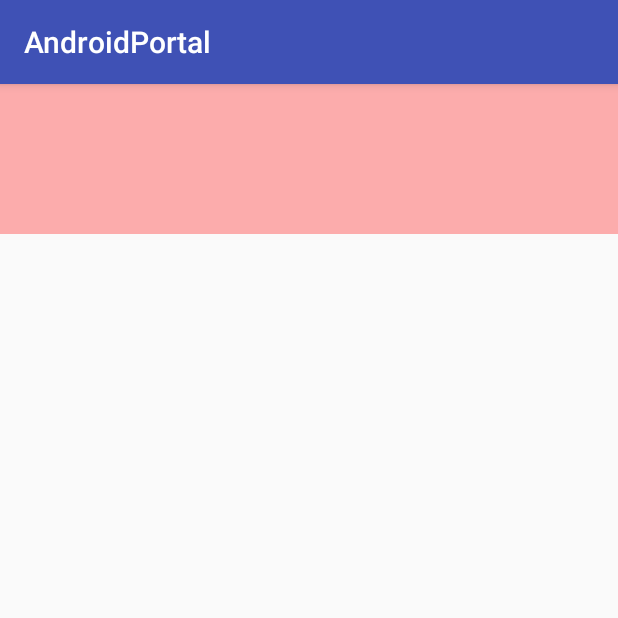
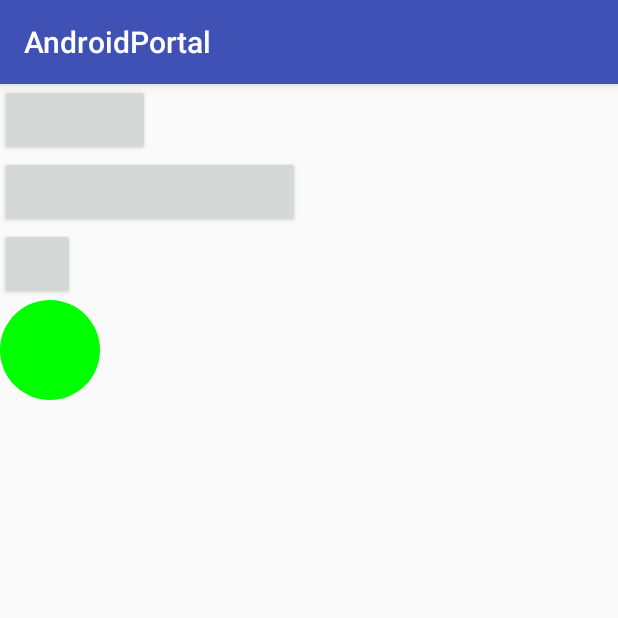
Before and after one commit to tc7326/AndroidPortal, an Android app: the CustomViewActivity screen opened directly, with no data from a screen before it, on a phone screen of 412 x 824 dp, the top half of it. Run offline under Robolectric (Android 15) with nearby library versions, the phone set to English and light mode, and no system bars.

Commit message:
自定义View相关

```diff
--- a/app/src/main/java/info/itloser/androidportal/custom/CustomViewActivity.java
+++ b/app/src/main/java/info/itloser/androidportal/custom/CustomViewActivity.java
@@ -11,5 +11,6 @@ public class CustomViewActivity extends AppCompatActivity {
     protected void onCreate(Bundle savedInstanceState) {
         super.onCreate(savedInstanceState);
         setContentView(R.layout.activity_custom_view);
+
     }
 }
--- a/app/src/main/java/info/itloser/androidportal/custom/MyView.java
+++ b/app/src/main/java/info/itloser/androidportal/custom/MyView.java
@@ -1,11 +1,16 @@
 package info.itloser.androidportal.custom;
 
 import android.content.Context;
+import android.content.res.TypedArray;
 import android.graphics.Canvas;
+import android.graphics.Color;
+import android.graphics.Paint;
 import android.support.annotation.Nullable;
 import android.util.AttributeSet;
 import android.util.Log;
 import android.view.View;
+
+import info.itloser.androidportal.R;
 
 /**
  * author：zhaoliangwang on 2019/2/19 15:09
@@ -14,12 +19,38 @@ import android.view.View;
 public class MyView extends View {
 
 
+    /*
+    * 声明：整套逻辑存在严重明显错误，仅做入门了解使用。
+    * */
+
+    Paint paint = new Paint();//理解成画图里的油漆桶。最好声明在全局。
+
+    public void setColor(int color) {
+        this.color = color;
+    }
+
+    int color;//颜色属性
+
+
     public MyView(Context context) {
         super(context);
     }
 
+    /*
+     * 在此构造里设置属性
+     * */
     public MyView(Context context, @Nullable AttributeSet attrs) {
         super(context, attrs);
+        //第二个参数就是我们在styles.xml文件中的<declare-styleable>标签
+        //即属性集合的标签，在R文件中名称为R.styleable+name
+        TypedArray a = context.obtainStyledAttributes(attrs, R.styleable.MyView);
+
+        //第一个参数为属性集合里面的属性，R文件名称：R.styleable+属性集合名称+下划线+属性名称
+        //第二个参数为，如果没有设置这个属性，则设置的默认的值
+        color = a.getColor(R.styleable.MyView_color, Color.GREEN);
+
+        //最后记得将TypedArray对象回收
+        a.recycle();
     }
 
     @Override
@@ -30,7 +61,6 @@ public class MyView extends View {
         Log.i("dd", "==============================");
 
         int height = getMySize(100, heightMeasureSpec);
-
 
         Log.i("dd", "宽" + width + "高：" + height);
 
@@ -46,7 +76,26 @@ public class MyView extends View {
 
     @Override
     protected void onDraw(Canvas canvas) {
+        Log.i("dd", "onDraw");
+        //调用父View的onDraw函数，因为View这个类帮我们实现了一些
+        // 基本的而绘制功能，比如绘制背景颜色、背景图片等
         super.onDraw(canvas);
+        //获取测量完的宽度
+        int r = getMeasuredWidth() / 2;//也可以是getMeasuredHeight()/2,本例中我们已经将宽高设置相等了
+        //圆心的横坐标为当前的View的左边起始位置+半径
+//        int centerX = getLeft() + r;//错误修改。此时的圆心是相对画布canvas的位置。不需要取距父view的距离。
+        int centerX = r;
+
+        //圆心的纵坐标为当前的View的顶部起始位置+半径
+//        int centerY = getTop() + r;//错误修改
+        int centerY = r;
+
+        //设置油漆桶的颜色（默认为绿色。如果有属性就设置属性值，没属性就默认绿色）
+        paint.setColor(color);
+
+        //开始绘制圆。
+        canvas.drawCircle(centerX, centerY, r, paint);
+
     }
 
     private int getMySize(int defaultSize, int measureSpec) {
@@ -66,7 +115,7 @@ public class MyView extends View {
                 Log.i("dd", "AT_MOST");
                 break;
             case MeasureSpec.EXACTLY: //如果是固定的大小，那就不要去改变它
-                mySize = size;
+                mySize = mySize;
                 Log.i("dd", "EXACTLY");
                 break;
         }
--- /dev/null
+++ b/app/src/main/java/info/itloser/androidportal/custom/MyViewGroup.java
@@ -0,0 +1,128 @@
+package info.itloser.androidportal.custom;
+
+import android.content.Context;
+import android.graphics.Canvas;
+import android.util.AttributeSet;
+import android.util.Log;
+import android.view.View;
+import android.view.ViewGroup;
+
+/**
+ * author：zhaoliangwang on 2019/2/20 14:04
+ * email：tc7326@126.com
+ */
+public class MyViewGroup extends ViewGroup {
+
+    /*
+     * 声明：整套逻辑存在严重明显错误，仅做入门了解使用。
+     * */
+
+
+    public MyViewGroup(Context context) {
+        super(context);
+    }
+
+    public MyViewGroup(Context context, AttributeSet attrs) {
+        super(context, attrs);
+    }
+
+    @Override
+    protected void onMeasure(int widthMeasureSpec, int heightMeasureSpec) {
+        Log.i("dd", "onMeasure");
+        super.onMeasure(widthMeasureSpec, heightMeasureSpec);
+        //将所有的子View进行测量，这会触发每个子View的onMeasure函数
+        //注意要与measureChild区分，measureChild是对单个view进行测量
+        measureChildren(widthMeasureSpec, heightMeasureSpec);
+
+        int widthMode = MeasureSpec.getMode(widthMeasureSpec);
+        int widthSize = MeasureSpec.getSize(widthMeasureSpec);
+        int heightMode = MeasureSpec.getMode(heightMeasureSpec);
+        int heightSize = MeasureSpec.getSize(heightMeasureSpec);
+
+        int childCount = getChildCount();
+        Log.i("dd", childCount + "个子View");
+
+        if (childCount == 0) {//如果没有子View,当前ViewGroup没有存在的意义，不用占用空间
+            setMeasuredDimension(0, 0);
+        } else {
+            //如果宽高都是包裹内容
+            if (widthMode == MeasureSpec.AT_MOST && heightMode == MeasureSpec.AT_MOST) {
+                //我们将高度设置为所有子View的高度相加，宽度设为子View中最大的宽度
+                int height = getTotleHeight();
+                int width = getMaxChildWidth();
+                setMeasuredDimension(width, height);
+                Log.i("dd", "AT_MOST");
+            } else if (heightMode == MeasureSpec.AT_MOST) {//如果只有高度是包裹内容
+                //宽度设置为ViewGroup自己的测量宽度，高度设置为所有子View的高度总和
+                setMeasuredDimension(widthSize, getTotleHeight());
+            } else if (widthMode == MeasureSpec.AT_MOST) {//如果只有宽度是包裹内容
+                //宽度设置为子View中宽度最大的值，高度设置为ViewGroup自己的测量值
+                setMeasuredDimension(getMaxChildWidth(), heightSize);
+
+            }
+        }
+
+
+    }
+
+    @Override
+    protected void onLayout(boolean changed, int l, int t, int r, int b) {
+// onLayout方法中子View调用的方法layout(t,l,r,b)四个参数的值是以ViewGroup的左上角的点为坐标原点(y轴向下),而不应该用onLayout方法参数里的值
+
+// ViewGroup的onLayout四个参数是其父View传过来的，表示当前View相对于父View的相对位置，
+// 该控件周围可能还有其他控件或者边距什么的。
+// 因此，子View的layout的参数应该是子View相对于当前ViewGroup的位置，最起码要处理当前View的边距
+        Log.i("dd", "onLayout");
+        int count = getChildCount();
+        int curHeight = t;
+        //将子View逐个摆放
+        for (int i = 0; i < count; i++) {
+            View child = getChildAt(i);
+            int height = child.getMeasuredHeight();
+            int width = child.getMeasuredWidth();
+            //摆放子View，参数分别是子View矩形区域的左、上、右、下边（d纠错。见当onLayout方法前几行注释。）未改正。
+            child.layout(l, curHeight, l + width, curHeight + height);
+            curHeight += height;
+        }
+
+    }
+
+    @Override
+    protected void onDraw(Canvas canvas) {
+        Log.i("dd", "onDraw");
+        super.onDraw(canvas);
+    }
+
+    /***
+     * 获取子View中宽度最大的值
+     */
+    private int getMaxChildWidth() {
+        int childCount = getChildCount();
+        int maxWidth = 0;
+        for (int i = 0; i < childCount; i++) {
+            View childView = getChildAt(i);
+            if (childView.getMeasuredWidth() > maxWidth)
+                maxWidth = childView.getMeasuredWidth();
+
+        }
+
+        return maxWidth;
+    }
+
+    /***
+     * 将所有子View的高度相加
+     **/
+    private int getTotleHeight() {
+        int childCount = getChildCount();
+        int height = 0;
+        for (int i = 0; i < childCount; i++) {
+            View childView = getChildAt(i);
+            height += childView.getMeasuredHeight();
+
+        }
+
+        return height;
+    }
+
+
+}
--- a/app/src/main/res/layout/activity_custom_view.xml
+++ b/app/src/main/res/layout/activity_custom_view.xml
@@ -1,15 +1,40 @@
 <?xml version="1.0" encoding="utf-8"?>
-<android.support.constraint.ConstraintLayout xmlns:android="http://schemas.android.com/apk/res/android"
+<LinearLayout xmlns:android="http://schemas.android.com/apk/res/android"
     xmlns:app="http://schemas.android.com/apk/res-auto"
     xmlns:tools="http://schemas.android.com/tools"
     android:layout_width="match_parent"
     android:layout_height="match_parent"
+    android:orientation="vertical"
     tools:context=".custom.CustomViewActivity">
 
-    <info.itloser.androidportal.custom.MyView
+    <!--<info.itloser.androidportal.custom.MyView-->
+    <!--android:layout_width="0dp"-->
+    <!--android:layout_height="100dp"-->
+    <!--android:background="#50FF0000"-->
+    <!--app:color="@color/colorAccent" />-->
+    <!--color为在xml中自定义的属性-->
+
+    <info.itloser.androidportal.custom.MyViewGroup
         android:layout_width="match_parent"
-        android:layout_height="100dp"
-        android:background="#50FF0000" />
+        android:layout_height="wrap_content">
+
+        <Button
+            android:layout_width="100dp"
+            android:layout_height="wrap_content" />
+
+        <Button
+            android:layout_width="200dp"
+            android:layout_height="wrap_content" />
+
+        <Button
+            android:layout_width="50dp"
+            android:layout_height="wrap_content" />
+
+    </info.itloser.androidportal.custom.MyViewGroup>
 
 
-</android.support.constraint.ConstraintLayout>
+    <info.itloser.androidportal.custom.MyView
+        android:layout_width="wrap_content"
+        android:layout_height="100dp" />
+
+</LinearLayout>
```
Also changed, not shown: app/src/main/java/info/itloser/androidportal/custom/MiClockView.java (added, +39 -0 lines), app/src/main/res/values/styles.xml (+8 -0 lines).
